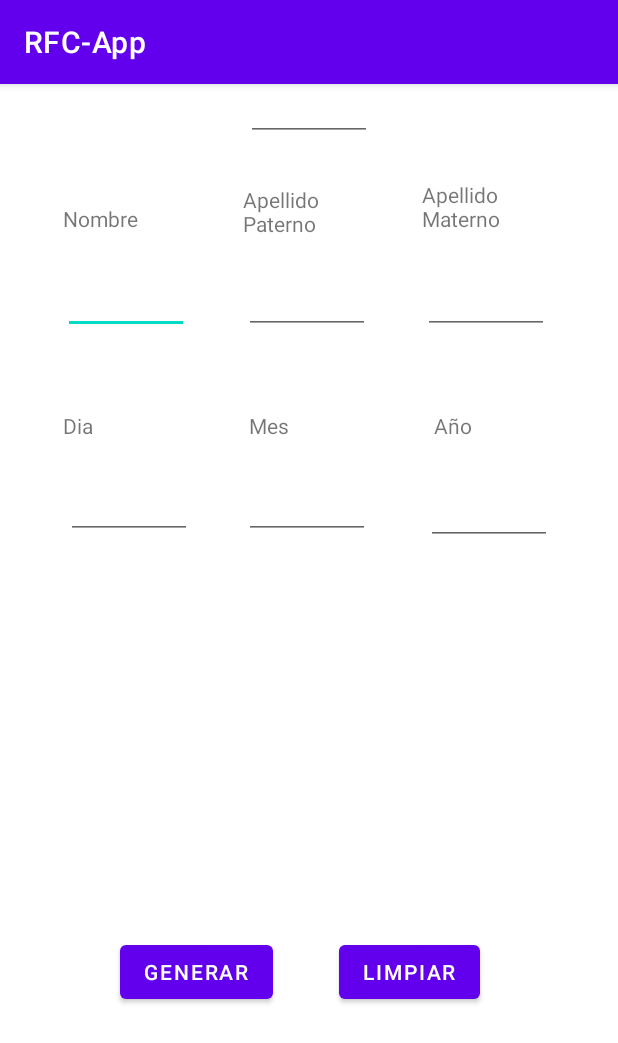
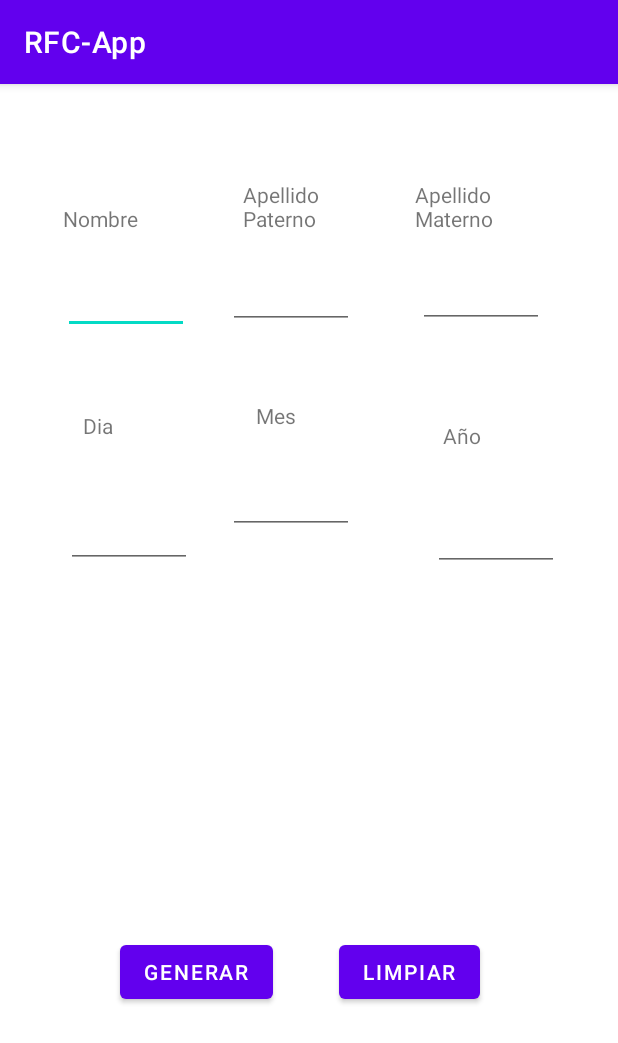
Before and after one commit to AlanCastellanosSulub/RFC-App, an Android app: the screen it shows after launch (MainActivity), after a tap on "LIMPIAR", on a phone screen of 412 x 824 dp. Shown: the top 1043 px of the screen. Run offline under Robolectric (Android 15) with nearby library versions, the phone set to English and light mode, and no system bars; 1 other tap on this screen came first.

Commit message:
Second Commit

```diff
--- a/app/src/main/java/com/example/rfc_app/MainActivity.kt
+++ b/app/src/main/java/com/example/rfc_app/MainActivity.kt
@@ -2,32 +2,71 @@ package com.example.rfc_app
 
 import androidx.appcompat.app.AppCompatActivity
 import android.os.Bundle
-import android.view.View
+import android.widget.Button
+import android.widget.EditText
+import android.widget.TextView
 import kotlinx.android.synthetic.main.activity_main.*
 
-class MainActivity : AppCompatActivity(), View.OnClickListener {
+
+class MainActivity : AppCompatActivity() {
     override fun onCreate(savedInstanceState: Bundle?) {
         super.onCreate(savedInstanceState)
         setContentView(R.layout.activity_main)
 
-    }
-    override fun onClick(v: View?) {
-        button2.setOnClickListener {
-            editText1.setText("")
-            editText2.setText("")
-            editText3.setText("")
-            editText4.setText("")
-            editText5.setText("")
-            editText6.setText("")
-            editText7.setText("")
-        }
-    }
-
-    fun onClick2(v: View?) {
-        button2.setOnClickListener {
-
-        }
-    }
+        var res = findViewById<TextView>(R.id.textViewR)
+        var txtName = findViewById<EditText>(R.id.txtNom);
+        var txtPaterno = findViewById<EditText>(R.id.txtApeP);
+        var txtMaterno = findViewById<EditText>(R.id.txtApeM);
+        var txtDay = findViewById<EditText>(R.id.txtD);
+        var txtMoth=findViewById<EditText>(R.id.txtM);
+        var txtYear=findViewById<EditText>(R.id.txtY)
+        var Generate = findViewById<Button>(R.id.button);
+        var Clean = findViewById<Button>(R.id.button2);
 
 
+
+        val nom = txtName.text.toString()
+        val pat = txtPaterno.text.toString()
+        val mat = txtMaterno.text.toString()
+        val day = txtDay.text.toString()
+        val moth= txtMoth.text.toString()
+        val year= txtYear.text.toString()
+
+        val clave: MutableList<String> = mutableListOf("A", "B", "C", "D", "E", "F", "G", "H", "I", "J", "K", "L", "M", "N", "O", "P", "Q", "R", "S", "T", "U", "V", "W", "X", "Y", "Z")
+        val clave2: MutableList<Int> = mutableListOf(1, 2, 3, 4, 5, 6, 7, 8, 9)
+
+        Clean.setOnClickListener {
+            txtNom.setText("")
+            txtApeP.setText("")
+            txtY.setText("")
+            txtD.setText("")
+            txtM.setText("")
+            txtApeM.setText("")
+            textViewR.text=""
+        }
+
+
+        Generate.setOnClickListener {
+            var Nombre = nom[0].toString()
+            var Paterno = pat[0].toString()
+            var Paterno2 = pat[1].toString()
+            var Materno = mat[0].toString()
+            var Year=year[3].toString()
+            var Year2=year[4].toString()
+            var Moth = moth[0].toString()
+            var Moth2 = moth[1].toString()
+            var Day = day[0].toString()
+            var Day2 = day[1].toString()
+            var Homoclave = clave.random()
+            var Homoclave2 = clave.random()
+            var Homoclave3 = clave2.random()
+
+            res.text = Paterno + Paterno2 +
+                    Materno+ Nombre + Year +
+                    Year2 + Moth + Moth2 +
+                    Day + Day2 + Homoclave +
+                    Homoclave2 + Homoclave3;
+        }
+
+    }
 }
--- a/app/src/main/res/layout/activity_main.xml
+++ b/app/src/main/res/layout/activity_main.xml
@@ -18,23 +18,27 @@
 
     <TextView
         android:id="@+id/textApeM"
-        android:layout_width="87dp"
-        android:layout_height="41dp"
+        android:layout_width="75dp"
+        android:layout_height="35dp"
         android:layout_marginTop="64dp"
-        android:layout_marginEnd="43dp"
+        android:layout_marginEnd="60dp"
+        android:layout_marginBottom="25dp"
         android:text="@string/view3"
+        app:layout_constraintBottom_toTopOf="@+id/txtApeM"
         app:layout_constraintEnd_toEndOf="parent"
-        app:layout_constraintTop_toTopOf="parent" />
+        app:layout_constraintTop_toTopOf="parent"
+        app:layout_constraintVertical_bias="0.0" />
 
     <TextView
         android:id="@+id/textApeP"
         android:layout_width="86dp"
         android:layout_height="38dp"
         android:layout_marginStart="34dp"
-        android:layout_marginTop="67dp"
+        android:layout_marginTop="64dp"
         android:layout_marginEnd="34dp"
         android:text="@string/view2"
         app:layout_constraintEnd_toStartOf="@+id/textApeM"
+        app:layout_constraintHorizontal_bias="0.0"
         app:layout_constraintStart_toEndOf="@+id/textName"
         app:layout_constraintTop_toTopOf="parent" />
 
@@ -55,7 +59,6 @@
         android:layout_marginStart="44dp"
         android:layout_marginEnd="91dp"
         android:layout_marginBottom="152dp"
-        android:onClick="onClick"
         android:text="@string/button2"
         app:layout_constraintBottom_toBottomOf="parent"
         app:layout_constraintEnd_toEndOf="parent"
@@ -63,7 +66,7 @@
         app:layout_constraintStart_toEndOf="@+id/button" />
 
     <EditText
-        android:id="@+id/editText1"
+        android:id="@+id/txtNom"
         android:layout_width="84dp"
         android:layout_height="38dp"
         android:layout_marginStart="42dp"
@@ -74,107 +77,121 @@
         app:layout_constraintTop_toBottomOf="@+id/textName" />
 
     <EditText
-        android:id="@+id/editText4"
+        android:id="@+id/txtD"
         android:layout_width="84dp"
         android:layout_height="38dp"
         android:layout_marginStart="44dp"
-        android:layout_marginTop="160dp"
+        android:layout_marginTop="29dp"
+        android:layout_marginBottom="228dp"
         android:ems="10"
         android:inputType="textPersonName"
+        app:layout_constraintBottom_toTopOf="@+id/button"
         app:layout_constraintStart_toStartOf="parent"
-        app:layout_constraintTop_toBottomOf="@+id/textName" />
+        app:layout_constraintTop_toBottomOf="@+id/textDay" />
 
     <EditText
-        android:id="@+id/editText3"
+        android:id="@+id/txtY"
         android:layout_width="84dp"
         android:layout_height="38dp"
-        android:layout_marginTop="23dp"
-        android:layout_marginEnd="46dp"
+        android:layout_marginStart="31dp"
+        android:layout_marginEnd="50dp"
+        android:layout_marginBottom="231dp"
+        android:ems="10"
+        android:inputType="textPersonName"
+        app:layout_constraintBottom_toTopOf="@+id/button2"
+        app:layout_constraintEnd_toEndOf="parent"
+        app:layout_constraintStart_toEndOf="@+id/txtM"
+        app:layout_constraintTop_toBottomOf="@+id/textYear" />
+
+    <EditText
+        android:id="@+id/txtApeM"
+        android:layout_width="84dp"
+        android:layout_height="38dp"
+        android:layout_marginStart="21dp"
+        android:layout_marginTop="25dp"
+        android:layout_marginEnd="60dp"
         android:ems="10"
         android:inputType="textPersonName"
         app:layout_constraintEnd_toEndOf="parent"
+        app:layout_constraintStart_toEndOf="@+id/txtApeP"
         app:layout_constraintTop_toBottomOf="@+id/textApeM" />
 
     <EditText
-        android:id="@+id/editText6"
-        android:layout_width="84dp"
-        android:layout_height="38dp"
-        android:layout_marginTop="164dp"
-        android:layout_marginEnd="44dp"
-        android:ems="10"
-        android:inputType="textPersonName"
-        app:layout_constraintEnd_toEndOf="parent"
-        app:layout_constraintTop_toBottomOf="@+id/textApeM" />
-
-    <EditText
-        android:id="@+id/editText7"
-        android:layout_width="84dp"
-        android:layout_height="38dp"
-        android:layout_marginStart="163dp"
-        android:layout_marginEnd="164dp"
-        android:ems="10"
-        android:inputType="textPersonName"
-        app:layout_constraintEnd_toEndOf="parent"
-        app:layout_constraintStart_toStartOf="parent"
-        tools:layout_editor_absoluteY="385dp" />
-
-    <EditText
-        android:id="@+id/editText2"
+        android:id="@+id/txtApeP"
         android:layout_width="84dp"
         android:layout_height="38dp"
         android:layout_marginStart="36dp"
         android:layout_marginTop="23dp"
-        android:layout_marginEnd="35dp"
+        android:layout_marginEnd="21dp"
         android:ems="10"
         android:inputType="textPersonName"
-        app:layout_constraintEnd_toStartOf="@+id/editText3"
-        app:layout_constraintStart_toEndOf="@+id/editText1"
+        app:layout_constraintEnd_toStartOf="@+id/txtApeM"
+        app:layout_constraintStart_toEndOf="@+id/txtNom"
         app:layout_constraintTop_toBottomOf="@+id/textApeP" />
 
     <EditText
-        android:id="@+id/editText5"
+        android:id="@+id/txtM"
         android:layout_width="84dp"
         android:layout_height="38dp"
-        android:layout_marginStart="36dp"
+        android:layout_marginStart="34dp"
         android:layout_marginTop="160dp"
-        android:layout_marginEnd="35dp"
+        android:layout_marginEnd="21dp"
         android:ems="10"
         android:inputType="textPersonName"
-        app:layout_constraintEnd_toStartOf="@+id/editText3"
-        app:layout_constraintHorizontal_bias="1.0"
-        app:layout_constraintStart_toEndOf="@+id/editText1"
+        app:layout_constraintEnd_toStartOf="@+id/txtY"
+        app:layout_constraintStart_toEndOf="@+id/txtD"
         app:layout_constraintTop_toBottomOf="@+id/textApeP" />
 
     <TextView
         android:id="@+id/textDay"
         android:layout_width="wrap_content"
         android:layout_height="wrap_content"
-        android:layout_marginStart="42dp"
+        android:layout_marginStart="55dp"
         android:layout_marginTop="51dp"
         android:text="@string/view4"
         app:layout_constraintStart_toStartOf="parent"
-        app:layout_constraintTop_toBottomOf="@+id/editText1" />
+        app:layout_constraintTop_toBottomOf="@+id/txtNom" />
 
     <TextView
         android:id="@+id/textMoth"
         android:layout_width="wrap_content"
         android:layout_height="wrap_content"
-        android:layout_marginStart="100dp"
-        android:layout_marginTop="51dp"
-        android:layout_marginEnd="93dp"
+        android:layout_marginStart="80dp"
+        android:layout_marginTop="48dp"
+        android:layout_marginEnd="73dp"
         android:text="@string/view5"
         app:layout_constraintEnd_toStartOf="@+id/textYear"
+        app:layout_constraintHorizontal_bias="1.0"
         app:layout_constraintStart_toEndOf="@+id/textDay"
-        app:layout_constraintTop_toBottomOf="@+id/editText2" />
+        app:layout_constraintTop_toBottomOf="@+id/txtApeP" />
 
     <TextView
         android:id="@+id/textYear"
         android:layout_width="wrap_content"
         android:layout_height="wrap_content"
-        android:layout_marginTop="51dp"
-        android:layout_marginEnd="97dp"
+        android:layout_marginStart="10dp"
+        android:layout_marginTop="50dp"
+        android:layout_marginEnd="76dp"
+        android:layout_marginBottom="30dp"
         android:text="@string/view6"
+        app:layout_constraintBottom_toTopOf="@+id/txtY"
         app:layout_constraintEnd_toEndOf="parent"
-        app:layout_constraintTop_toBottomOf="@+id/editText3" />
+        app:layout_constraintStart_toEndOf="@+id/textMoth"
+        app:layout_constraintTop_toBottomOf="@+id/txtApeM" />
+
+    <TextView
+        android:id="@+id/textViewR"
+        android:layout_width="82dp"
+        android:layout_height="33dp"
+        android:layout_marginStart="168dp"
+        android:layout_marginTop="102dp"
+        android:layout_marginEnd="161dp"
+        android:layout_marginBottom="96dp"
+        app:layout_constraintBottom_toTopOf="@+id/button"
+        app:layout_constraintEnd_toEndOf="parent"
+        app:layout_constraintHorizontal_bias="1.0"
+        app:layout_constraintStart_toStartOf="parent"
+        app:layout_constraintTop_toBottomOf="@+id/txtM"
+        app:layout_constraintVertical_bias="1.0" />
 
 </androidx.constraintlayout.widget.ConstraintLayout>
```
